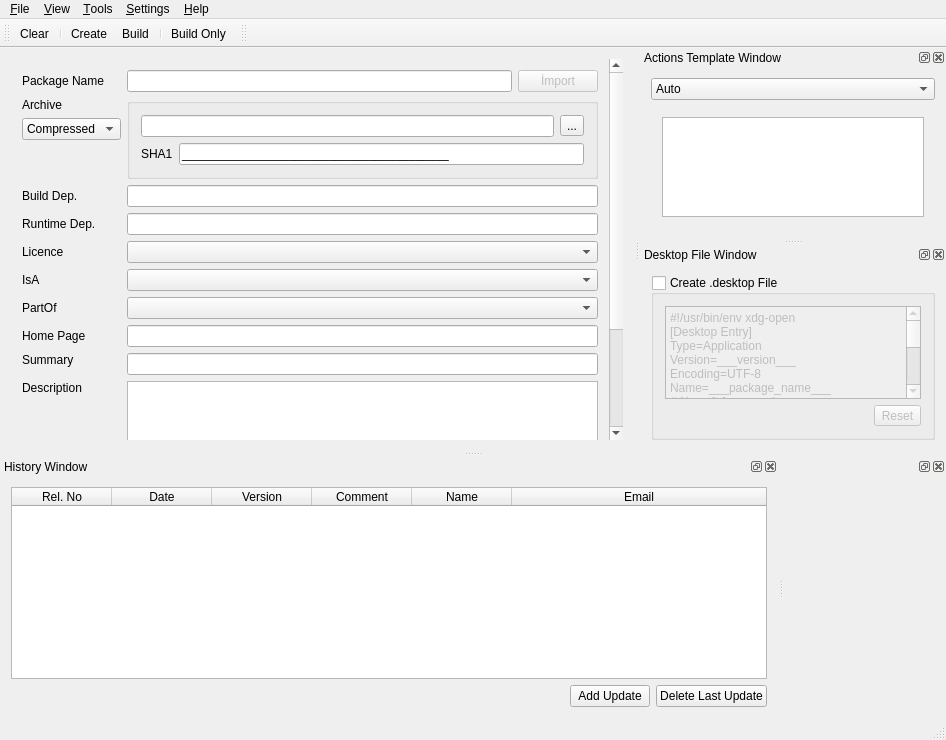
Old version of the form mainwindow.ui in the repository huseyinkozan/PiSiDo.
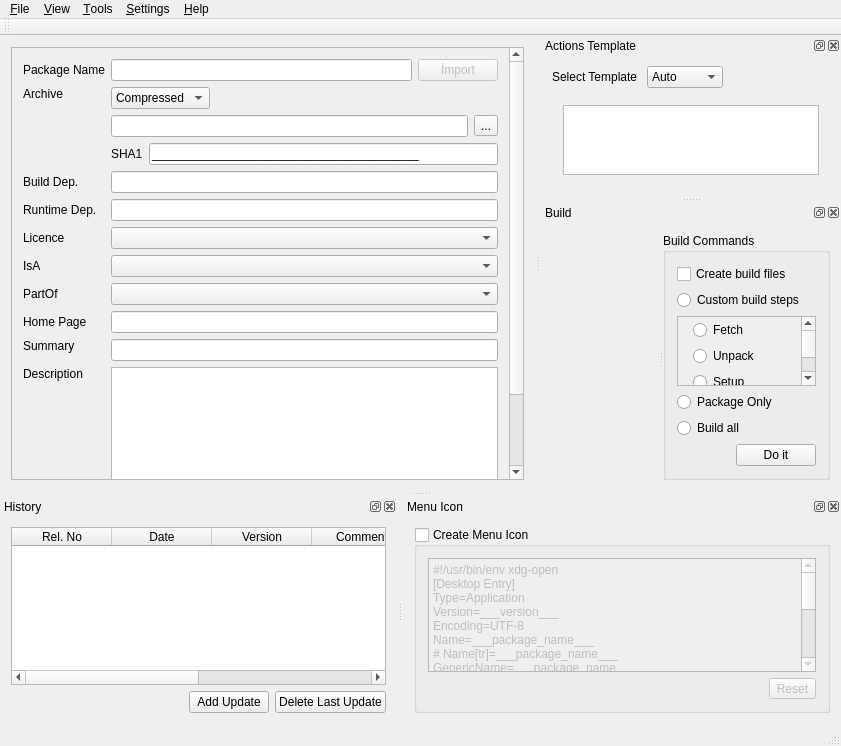
New version of the form. The open tabs and pages were chosen to show the change. Custom widgets are drawn as their Qt base class.

Patch:
```diff
--- a/mainwindow.ui
+++ b/mainwindow.ui
@@ -6,8 +6,8 @@
    <rect>
     <x>0</x>
     <y>0</y>
-    <width>946</width>
-    <height>740</height>
+    <width>841</width>
+    <height>746</height>
    </rect>
   </property>
   <property name="windowTitle">
@@ -17,9 +17,6 @@
    <layout class="QHBoxLayout" name="horizontalLayout">
     <item>
      <widget class="QScrollArea" name="scrollArea">
-      <property name="frameShape">
-       <enum>QFrame::NoFrame</enum>
-      </property>
       <property name="horizontalScrollBarPolicy">
        <enum>Qt::ScrollBarAlwaysOff</enum>
       </property>
@@ -34,8 +31,8 @@
         <rect>
          <x>0</x>
          <y>0</y>
-         <width>615</width>
-         <height>532</height>
+         <width>470</width>
+         <height>530</height>
         </rect>
        </property>
        <layout class="QGridLayout" name="gridLayout">
@@ -63,7 +60,7 @@
           </item>
          </layout>
         </item>
-        <item row="10" column="0">
+        <item row="13" column="0">
          <widget class="QLabel" name="lbl_brief">
           <property name="text">
            <string>Summary</string>
@@ -76,7 +73,7 @@
           </property>
          </widget>
         </item>
-        <item row="10" column="1">
+        <item row="13" column="1">
          <widget class="QLineEdit" name="le_summary">
           <property name="toolTip">
            <string>Shows a brief description on the installer list.</string>
@@ -86,7 +83,7 @@
           </property>
          </widget>
         </item>
-        <item row="11" column="0">
+        <item row="14" column="0">
          <widget class="QLabel" name="lbl_detailed">
           <property name="text">
            <string>Description</string>
@@ -99,7 +96,7 @@
           </property>
          </widget>
         </item>
-        <item row="11" column="1">
+        <item row="14" column="1">
          <widget class="QTextEdit" name="te_description">
           <property name="toolTip">
            <string>Shows after open detailed description. Should be continuous of the brief.</string>
@@ -116,59 +113,14 @@
           </property>
          </widget>
         </item>
-        <item row="1" column="1" rowspan="3">
-         <widget class="QGroupBox" name="gb_src">
-          <property name="title">
-           <string/>
-          </property>
-          <layout class="QVBoxLayout" name="verticalLayout">
-           <item>
-            <layout class="QHBoxLayout" name="horizontalLayout_3">
-             <item>
-              <widget class="QLineEdit" name="le_source">
-               <property name="readOnly">
-                <bool>true</bool>
-               </property>
-              </widget>
-             </item>
-             <item>
-              <widget class="QToolButton" name="tb_source">
-               <property name="text">
-                <string>...</string>
-               </property>
-              </widget>
-             </item>
-            </layout>
-           </item>
-           <item>
-            <layout class="QHBoxLayout" name="horizontalLayout_4">
-             <item>
-              <widget class="QLabel" name="lbl_source_sha1">
-               <property name="text">
-                <string>SHA1</string>
-               </property>
-              </widget>
-             </item>
-             <item>
-              <widget class="QLineEdit" name="le_source_sha1">
-               <property name="inputMask">
-                <string>HHHHHHHHHHHHHHHHHHHHHHHHHHHHHHHHHHHHHHHH;_</string>
-               </property>
-              </widget>
-             </item>
-            </layout>
-           </item>
-          </layout>
-         </widget>
-        </item>
-        <item row="9" column="0">
+        <item row="12" column="0">
          <widget class="QLabel" name="lbl_src_home_page">
           <property name="text">
            <string>Home Page</string>
           </property>
          </widget>
         </item>
-        <item row="9" column="1">
+        <item row="12" column="1">
          <widget class="QLineEdit" name="le_homepage">
           <property name="toolTip">
            <string>Package web site.</string>
@@ -178,14 +130,14 @@
           </property>
          </widget>
         </item>
-        <item row="4" column="0">
+        <item row="7" column="0">
          <widget class="QLabel" name="lbl_build_dependency">
           <property name="text">
            <string>Build Dep.</string>
           </property>
          </widget>
         </item>
-        <item row="4" column="1">
+        <item row="7" column="1">
          <widget class="QLineEdit" name="le_build_dependency">
           <property name="toolTip">
            <string>&lt;!DOCTYPE HTML PUBLIC &quot;-//W3C//DTD HTML 4.0//EN&quot; &quot;http://www.w3.org/TR/REC-html40/strict.dtd&quot;&gt;
@@ -201,14 +153,14 @@
           </property>
          </widget>
         </item>
-        <item row="5" column="0">
+        <item row="8" column="0">
          <widget class="QLabel" name="lbl_runtime_dependency">
           <property name="text">
            <string>Runtime Dep.</string>
           </property>
          </widget>
         </item>
-        <item row="5" column="1">
+        <item row="8" column="1">
          <widget class="QLineEdit" name="le_runtime_dependency">
           <property name="toolTip">
            <string>Comma seperated package names.</string>
@@ -218,34 +170,24 @@
           </property>
          </widget>
         </item>
-        <item row="1" column="0">
-         <widget class="QLabel" name="label">
-          <property name="text">
-           <string>Archive</string>
-          </property>
-          <property name="alignment">
-           <set>Qt::AlignLeading|Qt::AlignLeft|Qt::AlignTop</set>
-          </property>
-         </widget>
-        </item>
-        <item row="6" column="0">
+        <item row="9" column="0">
          <widget class="QLabel" name="lbl_licence">
           <property name="text">
            <string>Licence</string>
           </property>
          </widget>
         </item>
-        <item row="6" column="1">
+        <item row="9" column="1">
          <widget class="QComboBox" name="combo_license"/>
         </item>
-        <item row="7" column="0">
+        <item row="10" column="0">
          <widget class="QLabel" name="lbl_is_a">
           <property name="text">
            <string>IsA</string>
           </property>
          </widget>
         </item>
-        <item row="7" column="1">
+        <item row="10" column="1">
          <widget class="QComboBox" name="combo_is_a">
           <property name="toolTip">
            <string>Package type.</string>
@@ -255,47 +197,97 @@
           </property>
          </widget>
         </item>
-        <item row="8" column="0">
+        <item row="11" column="0">
          <widget class="QLabel" name="lbl_part_of">
           <property name="text">
            <string>PartOf</string>
           </property>
          </widget>
         </item>
-        <item row="8" column="1">
+        <item row="11" column="1">
          <widget class="QComboBox" name="combo_part_of"/>
         </item>
-        <item row="2" column="0">
-         <widget class="QComboBox" name="combo_source">
-          <item>
-           <property name="text">
-            <string>Compressed</string>
-           </property>
-          </item>
-          <item>
-           <property name="text">
-            <string>Folder</string>
-           </property>
-          </item>
-          <item>
-           <property name="text">
-            <string>Url</string>
-           </property>
-          </item>
+        <item row="4" column="0" rowspan="3">
+         <widget class="QLabel" name="label">
+          <property name="text">
+           <string>Archive</string>
+          </property>
+          <property name="alignment">
+           <set>Qt::AlignLeading|Qt::AlignLeft|Qt::AlignTop</set>
+          </property>
          </widget>
         </item>
-        <item row="3" column="0">
-         <spacer name="verticalSpacer">
-          <property name="orientation">
-           <enum>Qt::Vertical</enum>
-          </property>
-          <property name="sizeHint" stdset="0">
-           <size>
-            <width>5</width>
-            <height>5</height>
-           </size>
-          </property>
-         </spacer>
+        <item row="6" column="1">
+         <layout class="QHBoxLayout" name="horizontalLayout_4">
+          <item>
+           <widget class="QLabel" name="lbl_source_sha1">
+            <property name="text">
+             <string>SHA1</string>
+            </property>
+           </widget>
+          </item>
+          <item>
+           <widget class="QLineEdit" name="le_source_sha1">
+            <property name="inputMask">
+             <string>HHHHHHHHHHHHHHHHHHHHHHHHHHHHHHHHHHHHHHHH;_</string>
+            </property>
+           </widget>
+          </item>
+         </layout>
+        </item>
+        <item row="5" column="1">
+         <layout class="QHBoxLayout" name="horizontalLayout_3">
+          <item>
+           <widget class="QLineEdit" name="le_source">
+            <property name="readOnly">
+             <bool>true</bool>
+            </property>
+           </widget>
+          </item>
+          <item>
+           <widget class="QToolButton" name="tb_source">
+            <property name="text">
+             <string>...</string>
+            </property>
+           </widget>
+          </item>
+         </layout>
+        </item>
+        <item row="4" column="1">
+         <layout class="QHBoxLayout" name="horizontalLayout_7">
+          <item>
+           <widget class="QComboBox" name="combo_source">
+            <item>
+             <property name="text">
+              <string>Compressed</string>
+             </property>
+            </item>
+            <item>
+             <property name="text">
+              <string>Folder</string>
+             </property>
+            </item>
+            <item>
+             <property name="text">
+              <string>Url</string>
+             </property>
+            </item>
+           </widget>
+          </item>
+          <item>
+           <spacer name="horizontalSpacer_5">
+            <property name="orientation">
+             <enum>Qt::Horizontal</enum>
+            </property>
+            <property name="sizeHint" stdset="0">
+             <size>
+              <width>40</width>
+              <height>20</height>
+             </size>
+            </property>
+           </spacer>
+          </item>
+         </layout>
         </item>
        </layout>
        <zorder>lbl_brief</zorder>
@@ -329,7 +321,7 @@
     <rect>
      <x>0</x>
      <y>0</y>
-     <width>946</width>
+     <width>841</width>
      <height>25</height>
     </rect>
    </property>
@@ -383,7 +375,7 @@
   <widget class="QStatusBar" name="statusBar"/>
   <widget class="QDockWidget" name="dw_history">
    <property name="windowTitle">
-    <string>History Window</string>
+    <string>History</string>
    </property>
    <attribute name="dockWidgetArea">
     <number>8</number>
@@ -483,14 +475,14 @@
   </widget>
   <widget class="QDockWidget" name="dw_actions">
    <property name="windowTitle">
-    <string>Actions Template Window</string>
+    <string>Actions Template</string>
    </property>
    <attribute name="dockWidgetArea">
     <number>2</number>
    </attribute>
    <widget class="QWidget" name="dockWidgetContents_2">
     <layout class="QGridLayout" name="gridLayout_6">
-     <item row="1" column="0">
+     <item row="2" column="0">
       <widget class="QStackedWidget" name="sw_action_template">
        <property name="currentIndex">
         <number>0</number>
@@ -791,77 +783,84 @@
       </widget>
      </item>
      <item row="0" column="0">
-      <widget class="QComboBox" name="combo_actions_template">
+      <layout class="QHBoxLayout" name="horizontalLayout_2">
        <item>
-        <property name="text">
-         <string notr="true">Auto</string>
-        </property>
+        <widget class="QLabel" name="lbl_actions_template">
+         <property name="text">
+          <string>Select Template </string>
+         </property>
+        </widget>
        </item>
        <item>
-        <property name="text">
-         <string notr="true">CMake</string>
-        </property>
+        <widget class="QComboBox" name="combo_actions_template">
+         <item>
+          <property name="text">
+           <string notr="true">Auto</string>
+          </property>
+         </item>
+         <item>
+          <property name="text">
+           <string notr="true">CMake</string>
+          </property>
+         </item>
+         <item>
+          <property name="text">
+           <string notr="true">KDE4</string>
+          </property>
+         </item>
+         <item>
+          <property name="text">
+           <string notr="true">Qt4</string>
+          </property>
+         </item>
+         <item>
+          <property name="text">
+           <string notr="true">Python</string>
+          </property>
+         </item>
+         <item>
+          <property name="text">
+           <string notr="true">SCons</string>
+          </property>
+         </item>
+         <item>
+          <property name="text">
+           <string>Imported</string>
+          </property>
+         </item>
+        </widget>
        </item>
        <item>
-        <property name="text">
-         <string notr="true">KDE4</string>
-        </property>
+        <spacer name="horizontalSpacer_3">
+         <property name="orientation">
+          <enum>Qt::Horizontal</enum>
+         </property>
+         <property name="sizeHint" stdset="0">
+          <size>
+           <width>40</width>
+           <height>20</height>
+          </size>
+         </property>
+        </spacer>
        </item>
-       <item>
-        <property name="text">
-         <string notr="true">Qt4</string>
-        </property>
-       </item>
-       <item>
-        <property name="text">
-         <string notr="true">Python</string>
-        </property>
-       </item>
-       <item>
-        <property name="text">
-         <string notr="true">SCons</string>
-        </property>
-       </item>
-       <item>
-        <property name="text">
-         <string>Imported</string>
-        </property>
-       </item>
-      </widget>
+      </layout>
      </item>
     </layout>
    </widget>
   </widget>
-  <widget class="QToolBar" name="tBar_build">
-   <property name="windowTitle">
-    <string>Build Toolbar</string>
-   </property>
-   <attribute name="toolBarArea">
-    <enum>TopToolBarArea</enum>
-   </attribute>
-   <attribute name="toolBarBreak">
-    <bool>false</bool>
-   </attribute>
-   <addaction name="action_Clear"/>
-   <addaction name="separator"/>
-   <addaction name="action_Create"/>
-   <addaction name="action_Build"/>
-   <addaction name="separator"/>
-   <addaction name="action_Build_Only"/>
-  </widget>
   <widget class="QDockWidget" name="dw_desktop">
    <property name="windowTitle">
-    <string>Desktop File Window</string>
+    <string>Menu Icon</string>
    </property>
    <attribute name="dockWidgetArea">
-    <number>2</number>
+    <number>8</number>
    </attribute>
    <widget class="QWidget" name="dockWidgetContents_3">
     <layout class="QGridLayout" name="gridLayout_7">
      <item row="0" column="0">
       <widget class="QGroupBox" name="gb_create_desktop">
        <property name="title">
-        <string>Create .desktop File</string>
+        <string>Create Menu Icon</string>
        </property>
        <property name="checkable">
         <bool>true</bool>
@@ -939,13 +938,166 @@
    </attribute>
   </widget>
   <widget class="QDockWidget" name="dw_build">
+   <property name="windowTitle">
+    <string>Build</string>
+   </property>
    <attribute name="dockWidgetArea">
-    <number>8</number>
+    <number>2</number>
    </attribute>
    <widget class="QWidget" name="dockWidgetContents_4">
-    <layout class="QGridLayout" name="gridLayout_2">
-     <item row="0" column="0">
-      <widget class="ConsoleWidget" name="widget" native="true"/>
+    <layout class="QVBoxLayout" name="verticalLayout_10">
+     <item>
+      <widget class="QSplitter" name="splitter">
+       <property name="orientation">
+        <enum>Qt::Horizontal</enum>
+       </property>
+       <widget class="ConsoleWidget" name="w_console" native="true"/>
+       <widget class="QGroupBox" name="gb_custom_build_steps">
+        <property name="title">
+         <string>Build Commands</string>
+        </property>
+        <layout class="QVBoxLayout" name="verticalLayout_2">
+         <item>
+          <widget class="QCheckBox" name="check_create_build_files">
+           <property name="text">
+            <string>Create build files</string>
+           </property>
+          </widget>
+         </item>
+         <item>
+          <widget class="QRadioButton" name="rb_custom_build_steps">
+           <property name="text">
+            <string>Custom build steps</string>
+           </property>
+          </widget>
+         </item>
+         <item>
+          <widget class="QScrollArea" name="scrollArea_2">
+           <property name="widgetResizable">
+            <bool>true</bool>
+           </property>
+           <widget class="QWidget" name="scrollAreaWidgetContents_2">
+            <property name="geometry">
+             <rect>
+              <x>0</x>
+              <y>-47</y>
+              <width>251</width>
+              <height>137</height>
+             </rect>
+            </property>
+            <layout class="QGridLayout" name="gridLayout_2">
+             <property name="leftMargin">
+              <number>15</number>
+             </property>
+             <property name="topMargin">
+              <number>3</number>
+             </property>
+             <property name="rightMargin">
+              <number>3</number>
+             </property>
+             <property name="bottomMargin">
+              <number>3</number>
+             </property>
+             <item row="0" column="0">
+              <widget class="QRadioButton" name="rb_fecth">
+               <property name="text">
+                <string>Fetch</string>
+               </property>
+              </widget>
+             </item>
+             <item row="1" column="0">
+              <widget class="QRadioButton" name="rb_unpack">
+               <property name="text">
+                <string>Unpack</string>
+               </property>
+              </widget>
+             </item>
+             <item row="2" column="0">
+              <widget class="QRadioButton" name="rb_setup">
+               <property name="text">
+                <string>Setup</string>
+               </property>
+              </widget>
+             </item>
+             <item row="3" column="0">
+              <widget class="QRadioButton" name="rb_build">
+               <property name="text">
+                <string>Build</string>
+               </property>
+              </widget>
+             </item>
+             <item row="4" column="0">
+              <widget class="QRadioButton" name="rb_install">
+               <property name="text">
+                <string>Install</string>
+               </property>
+              </widget>
+             </item>
+             <item row="5" column="0">
+              <widget class="QRadioButton" name="rb_check">
+               <property name="text">
+                <string>Check</string>
+               </property>
+              </widget>
+             </item>
+            </layout>
+           </widget>
+          </widget>
+         </item>
+         <item>
+          <widget class="QRadioButton" name="rb_package_only">
+           <property name="text">
+            <string>Package Only</string>
+           </property>
+          </widget>
+         </item>
+         <item>
+          <widget class="QRadioButton" name="rb_build_all">
+           <property name="text">
+            <string>Build all</string>
+           </property>
+          </widget>
+         </item>
+         <item>
+          <spacer name="verticalSpacer_2">
+           <property name="orientation">
+            <enum>Qt::Vertical</enum>
+           </property>
+           <property name="sizeHint" stdset="0">
+            <size>
+             <width>20</width>
+             <height>40</height>
+            </size>
+           </property>
+          </spacer>
+         </item>
+         <item>
+          <layout class="QHBoxLayout" name="horizontalLayout_6">
+           <item>
+            <spacer name="horizontalSpacer_2">
+             <property name="orientation">
+              <enum>Qt::Horizontal</enum>
+             </property>
+             <property name="sizeHint" stdset="0">
+              <size>
+               <width>40</width>
+               <height>20</height>
+              </size>
+             </property>
+            </spacer>
+           </item>
+           <item>
+            <widget class="QPushButton" name="pb_do_it">
+             <property name="text">
+              <string>Do it</string>
+             </property>
+            </widget>
+           </item>
+          </layout>
+         </item>
+        </layout>
+       </widget>
+      </widget>
      </item>
     </layout>
    </widget>
@@ -1001,47 +1153,6 @@
     <string>Open PISI Archive Dir As Root</string>
    </property>
   </action>
-  <action name="action_Clear">
-   <property name="text">
-    <string>Clear</string>
-   </property>
-   <property name="toolTip">
-    <string>Clears Fields</string>
-   </property>
-   <property name="autoRepeat">
-    <bool>false</bool>
-   </property>
-  </action>
-  <action name="action_Build">
-   <property name="text">
-    <string>Build</string>
-   </property>
-   <property name="toolTip">
-    <string>Builds PiSi From Created Package Files</string>
-   </property>
-   <property name="autoRepeat">
-    <bool>false</bool>
-   </property>
-  </action>
-  <action name="action_Create">
-   <property name="text">
-    <string>Create</string>
-   </property>
-   <property name="toolTip">
-    <string>Creates Packaging Files which needs by pisi builder</string>
-   </property>
-   <property name="autoRepeat">
-    <bool>false</bool>
-   </property>
-  </action>
-  <action name="action_Build_Only">
-   <property name="text">
-    <string>Build Only</string>
-   </property>
-   <property name="toolTip">
-    <string>Builds only, not creates</string>
-   </property>
-  </action>
   <action name="action_Application_Language">
    <property name="text">
     <string>Application Language...</string>
```
Left out of the diff: 54 changed lines with no effect on the pictures.
